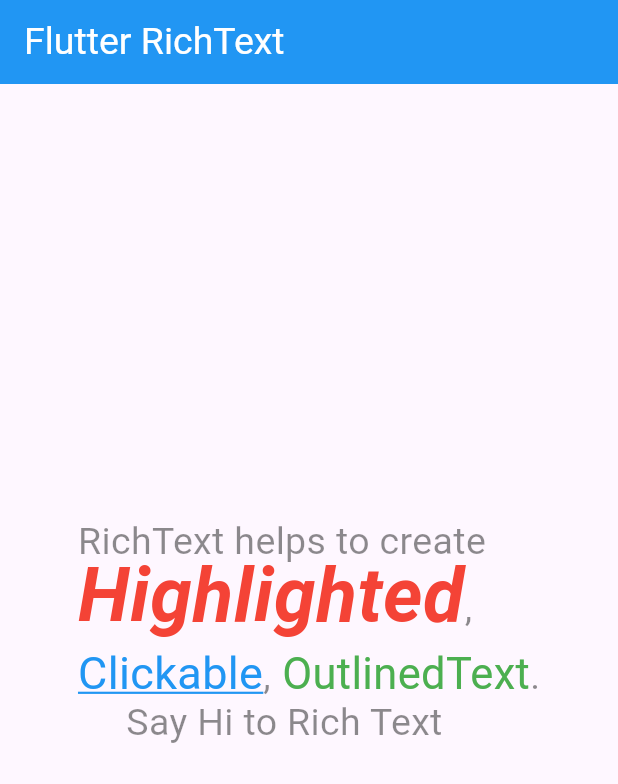
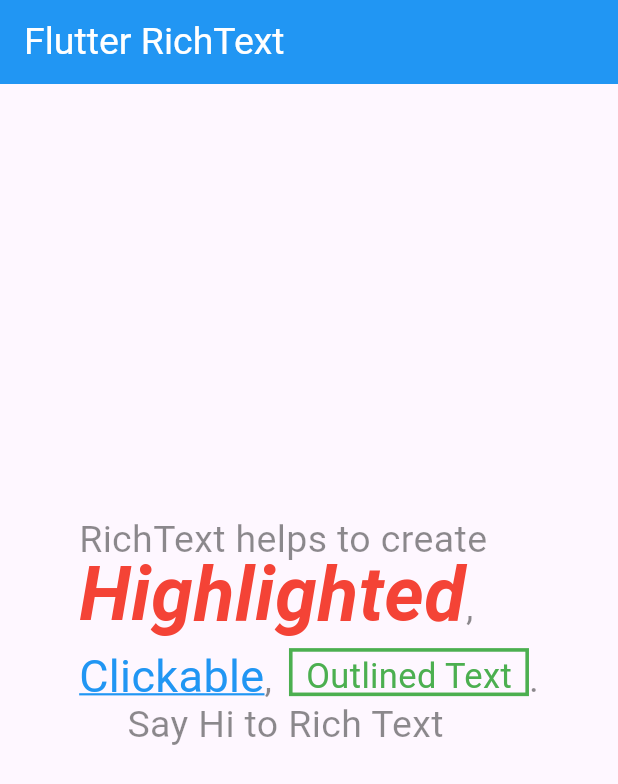
Before and after one commit to AishwaryaBaisane/textrich1, a Flutter app: the screen it shows after launch, on a phone screen of 412 x 824 dp. Shown: the top 784 px of the screen. Run offline on Flutter 3.47's test engine with Material 3 defaults, Android fonts, the phone set to English and light mode, and no system bars.

Commit message:
22-03-2024

```diff
--- a/lib/main.dart
+++ b/lib/main.dart
@@ -95,7 +95,28 @@
           TextSpan(text: ',\n',style: TextStyle(fontSize: 25,color: Colors.black45),),
           TextSpan(text: 'Clickable',style: TextStyle(fontSize: 30,color: Colors.blue,decoration: TextDecoration.underline,decorationColor: Colors.blue,height: 1),),
           TextSpan(text: ',',style: TextStyle(fontSize: 25,color: Colors.black45),),
-          TextSpan(text: ' OutlinedText',style: TextStyle(fontSize: 29,color: Colors.green,decorationColor: Colors.green,height: 1,),),
+          const TextSpan(
+            text: '   ',
+          ),
+          WidgetSpan(
+            child: Container(
+              height: 32,
+              width: 160,
+              decoration: BoxDecoration(
+                border: Border.all(color: Colors.green, width: 2.4),
+              ),
+              child: const Center(
+                child: Text(
+                  'Outlined Text',
+                  style: TextStyle(
+                    fontSize: 23,
+                    color: Colors.green,
+                  ),
+                ),
+              ),
+            ),
+          ),
+
           TextSpan(text: '.',style: TextStyle(fontSize: 25,color: Colors.black45),),
           TextSpan(text: '\n     Say Hi to Rich Text \n',style: TextStyle(fontSize: 25,color: Colors.black45,height: 1),),
 
```
